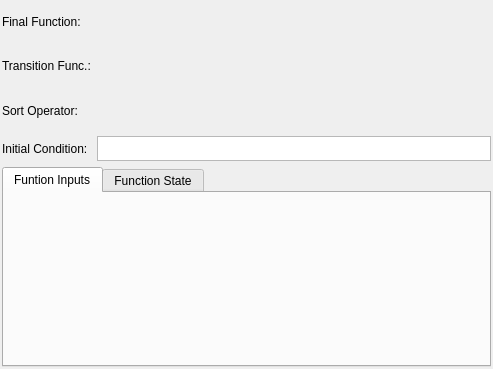
Qt form libpgmodeler_ui/ui/aggregatewidget.ui (pgmodeler/pgmodeler) before a commit.
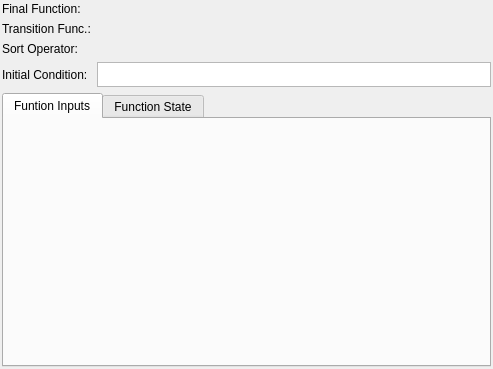
The same form after that commit.

```diff
--- a/libpgmodeler_ui/ui/aggregatewidget.ui
+++ b/libpgmodeler_ui/ui/aggregatewidget.ui
@@ -56,7 +56,7 @@
    <item row="4" column="0" colspan="2">
     <widget class="QTabWidget" name="state_input_types_twg">
      <property name="sizePolicy">
-      <sizepolicy hsizetype="Preferred" vsizetype="Preferred">
+      <sizepolicy hsizetype="Preferred" vsizetype="Expanding">
        <horstretch>0</horstretch>
        <verstretch>0</verstretch>
       </sizepolicy>
```
